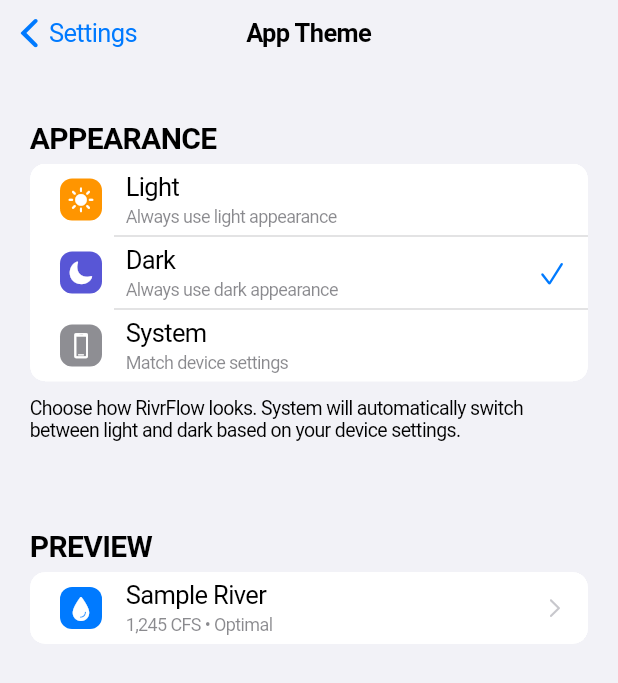
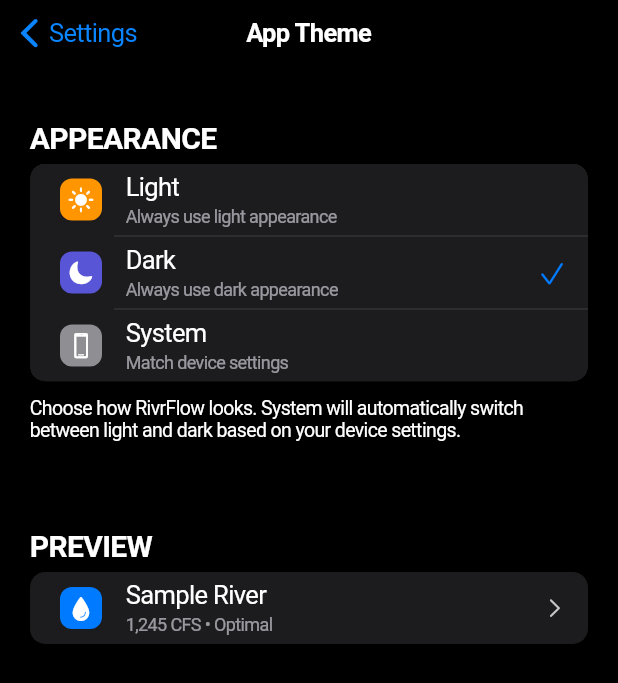
Before and after one commit to jersjar7/RivrFlow, a Flutter app: the AppThemeSettingsPage screen opened by its route, after a tap on "Light", after a tap on "Dark", on a phone screen of 412 x 824 dp. Shown: the top 683 px of the screen. Run offline on Flutter 3.47's test engine with Material 3 defaults, Android fonts, the phone set to English and light mode, and no system bars; our stand-ins replace cloud_firestore, csv, firebase_auth, firebase_core, flutter_secure_storage, geolocator and 5 more; missing offline and left inert: gal, mapbox_maps_flutter; accounts and stored records are empty.

Commit message:
unit change done

```diff
--- /dev/null
+++ b/lib/core/providers/theme_provider.dart
@@ -0,0 +1,46 @@
+// lib/core/providers/theme_provider.dart
+
+import 'package:flutter/cupertino.dart';
+import 'package:flutter/services.dart';
+
+enum ThemeOption { light, dark, system }
+
+class ThemeProvider extends ChangeNotifier {
+  ThemeOption _themeOption = ThemeOption.system;
+  Brightness _systemBrightness = Brightness.light;
+
+  ThemeOption get themeOption => _themeOption;
+
+  Brightness get currentBrightness {
+    switch (_themeOption) {
+      case ThemeOption.light:
+        return Brightness.light;
+      case ThemeOption.dark:
+        return Brightness.dark;
+      case ThemeOption.system:
+        return _systemBrightness;
+    }
+  }
+
+  CupertinoThemeData get themeData {
+    return CupertinoThemeData(
+      primaryColor: CupertinoColors.systemBlue,
+      brightness: currentBrightness,
+    );
+  }
+
+  void setTheme(ThemeOption option) {
+    _themeOption = option;
+    HapticFeedback.selectionClick();
+    notifyListeners();
+  }
+
+  void updateSystemBrightness(Brightness brightness) {
+    if (_systemBrightness != brightness) {
+      _systemBrightness = brightness;
+      if (_themeOption == ThemeOption.system) {
+        notifyListeners();
+      }
+    }
+  }
+}
--- /dev/null
+++ b/lib/core/services/theme_service.dart
@@ -0,0 +1,28 @@
+// lib/core/services/theme_service.dart
+
+import 'package:shared_preferences/shared_preferences.dart';
+import '../providers/theme_provider.dart';
+
+class ThemeService {
+  static const String _themeKey = 'app_theme';
+
+  static Future<ThemeOption> loadTheme() async {
+    final prefs = await SharedPreferences.getInstance();
+    final themeString = prefs.getString(_themeKey);
+
+    switch (themeString) {
+      case 'light':
+        return ThemeOption.light;
+      case 'dark':
+        return ThemeOption.dark;
+      case 'system':
+      default:
+        return ThemeOption.system;
+    }
+  }
+
+  static Future<void> saveTheme(ThemeOption theme) async {
+    final prefs = await SharedPreferences.getInstance();
+    await prefs.setString(_themeKey, theme.name);
+  }
+}
--- a/lib/features/settings/pages/app_theme_settings_page.dart
+++ b/lib/features/settings/pages/app_theme_settings_page.dart
@@ -1,9 +1,9 @@
 // lib/features/settings/pages/app_theme_settings_page.dart
 
 import 'package:flutter/cupertino.dart';
-import 'package:flutter/services.dart';
-
-enum ThemeOption { light, dark, system }
+import 'package:provider/provider.dart';
+import '../../../core/providers/theme_provider.dart';
+import '../../../core/services/theme_service.dart';
 
 /// App theme settings page with light, dark, and system options
 class AppThemeSettingsPage extends StatefulWidget {
@@ -14,8 +14,6 @@ class AppThemeSettingsPage extends StatefulWidget {
 }
 
 class _AppThemeSettingsPageState extends State<AppThemeSettingsPage> {
-  ThemeOption _selectedTheme = ThemeOption.system; // Default to system
-
   @override
   Widget build(BuildContext context) {
     return CupertinoPageScaffold(
@@ -100,7 +98,9 @@ class _AppThemeSettingsPageState extends State<AppThemeSettingsPage> {
     required IconData icon,
     required ThemeOption themeOption,
   }) {
-    final bool isSelected = _selectedTheme == themeOption;
+    return Consumer<ThemeProvider>(
+      builder: (context, themeProvider, child) {
+        final bool isSelected = themeProvider.themeOption == themeOption;
 
         return CupertinoListTile(
           leading: Container(
@@ -121,16 +121,14 @@ class _AppThemeSettingsPageState extends State<AppThemeSettingsPage> {
                   size: 20,
                 )
               : null,
-      onTap: () {
-        setState(() {
-          _selectedTheme = themeOption;
-        });
+          onTap: () async {
+            // Update theme provider
+            themeProvider.setTheme(themeOption);
 
-        // Add haptic feedback
-        HapticFeedback.selectionClick();
-
-        // TODO: Implement actual theme switching logic
-        print('Selected theme: ${themeOption.name}');
+            // Save to persistence
+            await ThemeService.saveTheme(themeOption);
+          },
+        );
       },
     );
   }
--- a/lib/main.dart
+++ b/lib/main.dart
@@ -6,6 +6,8 @@ import 'package:rivrflow/core/pages/navigation_error_page.dart';
 import 'package:rivrflow/features/auth/providers/auth_provider.dart';
 import 'package:rivrflow/core/providers/reach_data_provider.dart';
 import 'package:rivrflow/core/providers/favorites_provider.dart';
+import 'package:rivrflow/core/providers/theme_provider.dart';
+import 'package:rivrflow/core/services/theme_service.dart';
 import 'package:rivrflow/features/favorites/favorites_page.dart';
 import 'package:rivrflow/features/forecast/pages/reach_overview_page.dart';
 import 'package:rivrflow/features/forecast/pages/short_range_detail_page.dart';
@@ -31,23 +33,59 @@ Future<void> main() async {
   runApp(const RivrFlowApp());
 }
 
-class RivrFlowApp extends StatelessWidget {
+class RivrFlowApp extends StatefulWidget {
   const RivrFlowApp({super.key});
+
+  @override
+  State<RivrFlowApp> createState() => _RivrFlowAppState();
+}
+
+class _RivrFlowAppState extends State<RivrFlowApp> with WidgetsBindingObserver {
+  late ThemeProvider _themeProvider;
+
+  @override
+  void initState() {
+    super.initState();
+    _themeProvider = ThemeProvider();
+    WidgetsBinding.instance.addObserver(this);
+    _initializeTheme();
+  }
+
+  @override
+  void dispose() {
+    WidgetsBinding.instance.removeObserver(this);
+    super.dispose();
+  }
+
+  @override
+  void didChangePlatformBrightness() {
+    _themeProvider.updateSystemBrightness(
+      WidgetsBinding.instance.platformDispatcher.platformBrightness,
+    );
+  }
+
+  Future<void> _initializeTheme() async {
+    final savedTheme = await ThemeService.loadTheme();
+    _themeProvider.setTheme(savedTheme);
+    _themeProvider.updateSystemBrightness(
+      WidgetsBinding.instance.platformDispatcher.platformBrightness,
+    );
+  }
 
   @override
   Widget build(BuildContext context) {
     return MultiProvider(
       providers: [
+        ChangeNotifierProvider.value(value: _themeProvider),
         ChangeNotifierProvider(create: (context) => AuthProvider()),
         ChangeNotifierProvider(create: (context) => ReachDataProvider()),
         ChangeNotifierProvider(create: (context) => FavoritesProvider()),
       ],
-      child: CupertinoApp(
+      child: Consumer<ThemeProvider>(
+        builder: (context, themeProvider, child) {
+          return CupertinoApp(
             title: 'RivrFlow',
-        theme: const CupertinoThemeData(
-          primaryColor: CupertinoColors.systemBlue,
-          brightness: Brightness.light,
-        ),
+            theme: themeProvider.themeData,
             localizationsDelegates: const [
               GlobalMaterialLocalizations.delegate,
               GlobalCupertinoLocalizations.delegate,
@@ -112,7 +150,8 @@ class RivrFlowApp extends StatelessWidget {
                     );
                   }
                   return CupertinoPageRoute(
-                builder: (context) => ShortRangeDetailPage(reachId: reachId),
+                    builder: (context) =>
+                        ShortRangeDetailPage(reachId: reachId),
                     settings: settings,
                   );
 
@@ -129,7 +168,8 @@ class RivrFlowApp extends StatelessWidget {
                     );
                   }
                   return CupertinoPageRoute(
-                builder: (context) => MediumRangeDetailPage(reachId: reachId),
+                    builder: (context) =>
+                        MediumRangeDetailPage(reachId: reachId),
                     settings: settings,
                   );
 
@@ -159,7 +199,8 @@ class RivrFlowApp extends StatelessWidget {
                     return CupertinoPageRoute(
                       builder: (context) =>
                           const NavigationErrorPage.invalidArguments(
-                        expected: 'reachId (String) and forecastType (String)',
+                            expected:
+                                'reachId (String) and forecastType (String)',
                             routeName: 'hydrograph',
                           ),
                       settings: settings,
@@ -211,6 +252,8 @@ class RivrFlowApp extends StatelessWidget {
               );
             },
             debugShowCheckedModeBanner: false,
+          );
+        },
       ),
     );
   }
```
Lines whose indentation alone changed are shown as unchanged.
